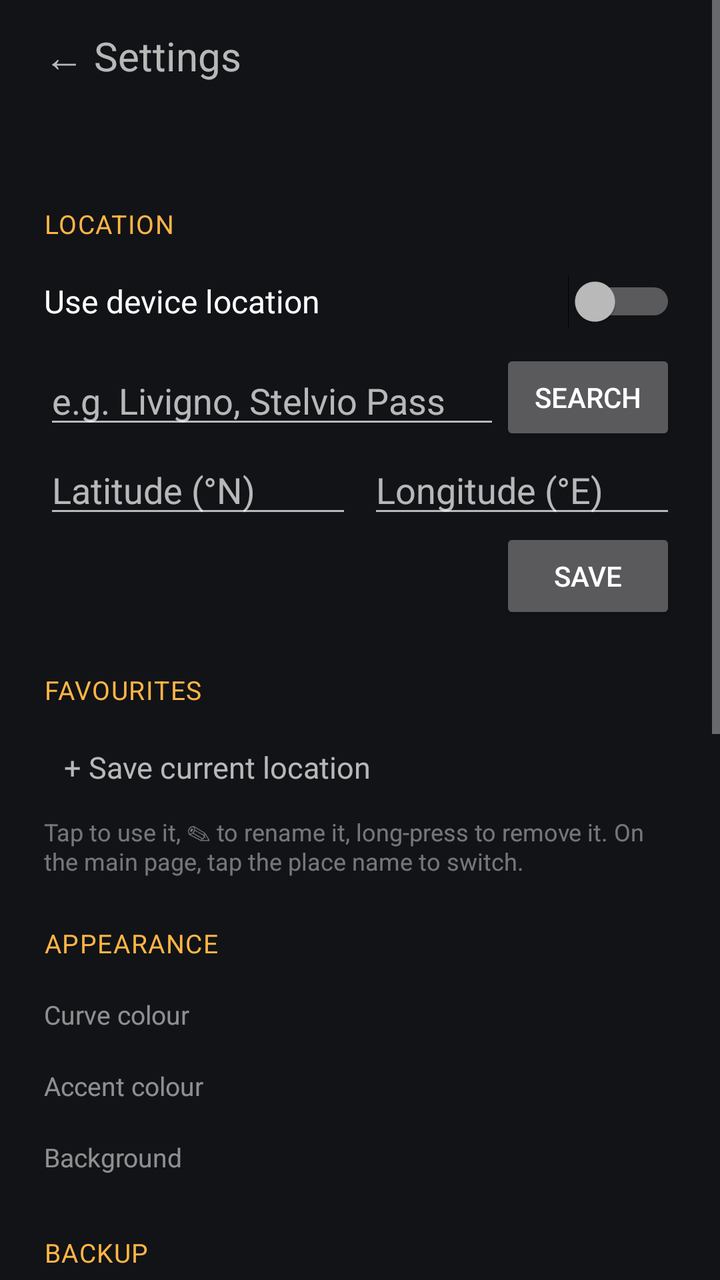
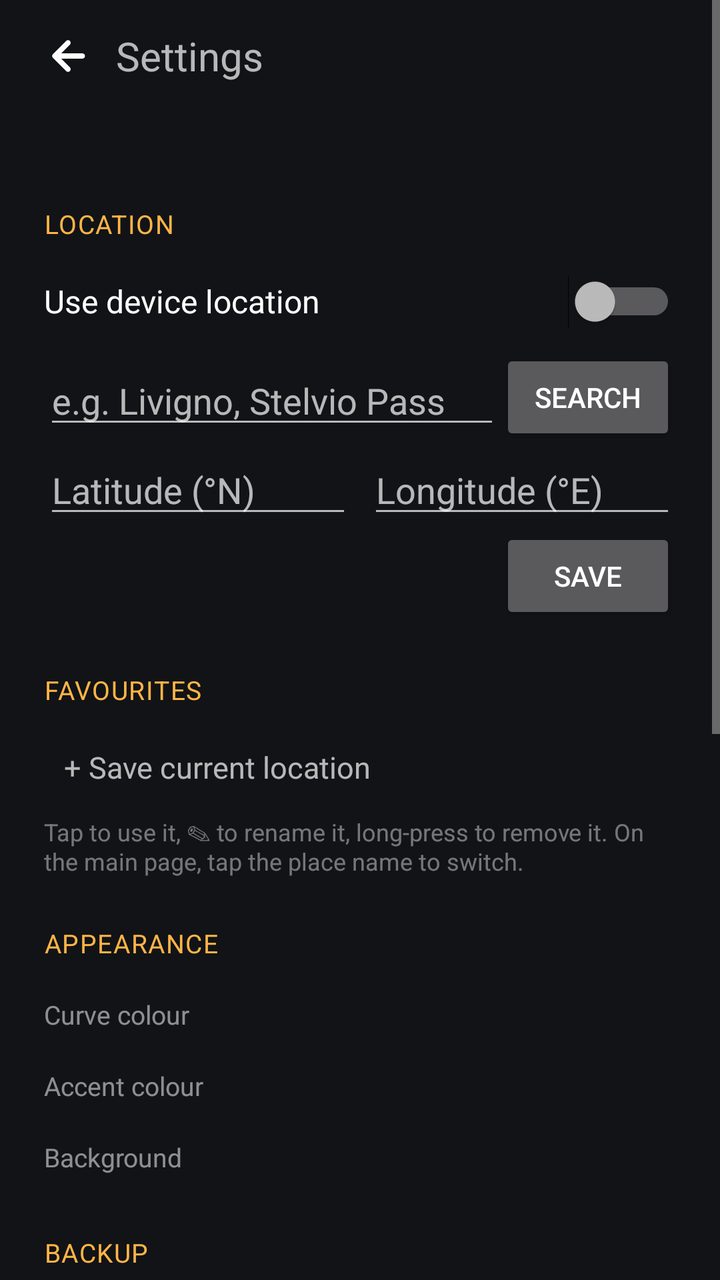

Screens rendered from an Android XML layout before and after an edit, with the pre-edit source and the edit as a unified diff.
<!-- AndroidManifest.xml: application theme Theme.SunW -->
<!-- res/layout/activity_settings.xml -->
<?xml version="1.0" encoding="utf-8"?>
<ScrollView xmlns:android="http://schemas.android.com/apk/res/android"
    android:layout_width="match_parent"
    android:layout_height="match_parent"
    android:fitsSystemWindows="true">

    <LinearLayout
        android:layout_width="match_parent"
        android:layout_height="wrap_content"
        android:orientation="vertical"
        android:paddingHorizontal="22dp"
        android:paddingBottom="28dp">

        <TextView
            android:id="@+id/back"
            android:layout_width="wrap_content"
            android:layout_height="56dp"
            android:background="?android:attr/selectableItemBackground"
            android:gravity="center_vertical"
            android:text="@string/settings_title"
            android:textSize="20sp" />

        <TextView
            android:id="@+id/summary"
            android:layout_width="wrap_content"
            android:layout_height="wrap_content"
            android:layout_marginBottom="4dp"
            android:alpha="0.8"
            android:lineSpacingExtra="3dp"
            android:textSize="14sp" />

        
        <TextView
            style="@style/SectionHeader"
            android:text="@string/section_position" />

        <Switch
            android:id="@+id/auto_location"
            android:layout_width="match_parent"
            android:layout_height="wrap_content"
            android:minHeight="48dp"
            android:text="@string/auto_location"
            android:textSize="16sp" />

        <LinearLayout
            android:layout_width="match_parent"
            android:layout_height="wrap_content"
            android:gravity="center_vertical"
            android:orientation="horizontal">

            <EditText
                android:id="@+id/search_query"
                android:layout_width="0dp"
                android:layout_height="wrap_content"
                android:layout_weight="1"
                android:hint="@string/search_hint"
                android:imeOptions="actionSearch"
                android:importantForAutofill="no"
                android:inputType="textCapWords"
                android:maxLines="1" />

            <Button
                android:id="@+id/search"
                android:layout_width="wrap_content"
                android:layout_height="wrap_content"
                android:text="@string/search" />
        </LinearLayout>

        <LinearLayout
            android:layout_width="match_parent"
            android:layout_height="wrap_content"
            android:orientation="horizontal">

            <EditText
                android:id="@+id/latitude"
                android:layout_width="0dp"
                android:layout_height="wrap_content"
                android:layout_marginEnd="8dp"
                android:layout_weight="1"
                android:hint="@string/latitude"
                android:importantForAutofill="no"
                android:inputType="numberSigned|numberDecimal" />

            <EditText
                android:id="@+id/longitude"
                android:layout_width="0dp"
                android:layout_height="wrap_content"
                android:layout_weight="1"
                android:hint="@string/longitude"
                android:importantForAutofill="no"
                android:inputType="numberSigned|numberDecimal" />
        </LinearLayout>

        <Button
            android:id="@+id/save"
            android:layout_width="wrap_content"
            android:layout_height="wrap_content"
            android:layout_gravity="end"
            android:text="@string/save" />

        
        <TextView
            style="@style/SectionHeader"
            android:text="@string/section_favorites" />

        <LinearLayout
            android:id="@+id/favorites"
            android:layout_width="match_parent"
            android:layout_height="wrap_content"
            android:orientation="vertical" />

        <TextView
            android:id="@+id/add_favorite"
            android:layout_width="wrap_content"
            android:layout_height="48dp"
            android:background="?android:attr/selectableItemBackground"
            android:gravity="center_vertical"
            android:paddingHorizontal="10dp"
            android:text="@string/add_favorite"
            android:textSize="15sp" />

        <TextView
            android:layout_width="wrap_content"
            android:layout_height="wrap_content"
            android:alpha="0.6"
            android:text="@string/favorites_hint"
            android:textSize="12sp" />

        
        <TextView
            style="@style/SectionHeader"
            android:text="@string/section_appearance" />

        <TextView
            style="@style/SubHeader"
            android:text="@string/curve_color" />

        <RadioGroup
            android:id="@+id/curve_styles"
            android:layout_width="match_parent"
            android:layout_height="wrap_content" />

        <TextView
            style="@style/SubHeader"
            android:text="@string/accent_color" />

        <HorizontalScrollView
            android:layout_width="match_parent"
            android:layout_height="wrap_content"
            android:scrollbars="none">

            <LinearLayout
                android:id="@+id/accents"
                android:layout_width="wrap_content"
                android:layout_height="wrap_content"
                android:orientation="horizontal" />
        </HorizontalScrollView>

        <TextView
            style="@style/SubHeader"
            android:text="@string/background" />

        <HorizontalScrollView
            android:layout_width="match_parent"
            android:layout_height="wrap_content"
            android:scrollbars="none">

            <LinearLayout
                android:id="@+id/themes"
                android:layout_width="wrap_content"
                android:layout_height="wrap_content"
                android:orientation="horizontal" />
        </HorizontalScrollView>

        
        <TextView
            style="@style/SectionHeader"
            android:text="@string/section_backup" />

        <LinearLayout
            android:layout_width="match_parent"
            android:layout_height="wrap_content"
            android:orientation="horizontal">

            <Button
                android:id="@+id/export_settings"
                android:layout_width="0dp"
                android:layout_height="wrap_content"
                android:layout_marginEnd="8dp"
                android:layout_weight="1"
                android:text="@string/export_settings" />

            <Button
                android:id="@+id/import_settings"
                android:layout_width="0dp"
                android:layout_height="wrap_content"
                android:layout_weight="1"
                android:text="@string/import_settings" />
        </LinearLayout>

        <TextView
            android:layout_width="wrap_content"
            android:layout_height="wrap_content"
            android:alpha="0.6"
            android:text="@string/backup_hint"
            android:textSize="12sp" />

        
        <TextView
            style="@style/SectionHeader"
            android:text="@string/section_about" />

        <TextView
            android:id="@+id/build_info"
            android:layout_width="wrap_content"
            android:layout_height="wrap_content"
            android:lineSpacingExtra="3dp"
            android:textIsSelectable="true"
            android:textSize="14sp" />

        <TextView
            style="@style/SubHeader"
            android:text="@string/data_sources" />

        <TextView
            android:layout_width="wrap_content"
            android:layout_height="wrap_content"
            android:alpha="0.8"
            android:lineSpacingExtra="4dp"
            android:text="@string/sources"
            android:textSize="13sp" />

        <TextView
            android:layout_width="wrap_content"
            android:layout_height="wrap_content"
            android:layout_marginTop="16dp"
            android:alpha="0.6"
            android:text="@string/about"
            android:textSize="12sp" />
    </LinearLayout>
</ScrollView>
<!-- resources referenced by this layout -->
<resources>
  <string name="about">Computed on the device with NOAA solar equations. Place search and weather (MeteoBlue) need a connection. Tap the widget to open this screen.</string>
  <string name="accent_color">Accent colour</string>
  <string name="add_favorite">+ Save current location</string>
  <string name="auto_location">Use device location</string>
  <string name="background">Background</string>
  <string name="backup_hint">Save place, favourites and appearance to a file (e.g. on Drive or in Downloads) and restore them after a reinstall or on another phone.</string>
  <string name="curve_color">Curve colour</string>
  <string name="data_sources">Data sources</string>
  <string name="export_settings">Export settings</string>
  <string name="favorites_hint">Tap to use it, ✎ to rename it, long-press to remove it. On the main page, tap the place name to switch.</string>
  <string name="import_settings">Import settings</string>
  <string name="latitude">Latitude (°N)</string>
  <string name="longitude">Longitude (°E)</string>
  <string name="save">Save</string>
  <string name="search">Search</string>
  <string name="search_hint">e.g. Livigno, Stelvio Pass</string>
  <string name="section_about">About</string>
  <string name="section_appearance">Appearance</string>
  <string name="section_backup">Backup</string>
  <string name="section_favorites">Favourites</string>
  <string name="section_position">Location</string>
  <string name="settings_title">←  Settings</string>
  <string name="sources">• Sun: NOAA Solar Calculator equations (J. Meeus, “Astronomical Algorithms”), computed on the phone.\n• Moon: Paul Schlyter\'s algorithm (“How to compute planetary positions”), computed on the phone and checked against PyEphem.\n• Weather: meteoblue AG (basic-1h / basic-day package). Weather data © meteoblue.\n• Place search: Android geocoding service (Google).\n• Weather icons: Lucide (lucide.dev), ISC licence © Lucide Icons and Contributors.</string>
  <style name="SectionHeader">
          <item name="android:layout_width">wrap_content</item>
          <item name="android:layout_height">wrap_content</item>
          <item name="android:layout_marginTop">24dp</item>
          <item name="android:layout_marginBottom">6dp</item>
          <item name="android:textAllCaps">true</item>
          <item name="android:letterSpacing">0.04</item>
          <item name="android:textColor">?android:attr/colorAccent</item>
          <item name="android:textSize">13sp</item>
      </style>
  <style name="SubHeader">
          <item name="android:layout_width">wrap_content</item>
          <item name="android:layout_height">wrap_content</item>
          <item name="android:layout_marginTop">12dp</item>
          <item name="android:layout_marginBottom">6dp</item>
          <item name="android:alpha">0.75</item>
          <item name="android:textSize">13sp</item>
      </style>
  <style name="Theme.SunW" parent="android:Theme.Material.NoActionBar">
          <item name="android:colorAccent">#FFB547</item>
          <item name="android:windowBackground">@color/page_background</item>
      </style>
  <color name="page_background">#121316</color>
</resources>

<!-- the commit's change to res/layout/activity_settings.xml (unified diff, before → after) -->
@@ -16,7 +16,11 @@
             android:layout_width="wrap_content"
             android:layout_height="56dp"
             android:background="?android:attr/selectableItemBackground"
+            android:drawableStart="@drawable/ic_arrow_back"
+            android:drawablePadding="12dp"
+            android:drawableTint="?android:attr/textColorPrimary"
             android:gravity="center_vertical"
+            android:paddingEnd="10dp"
             android:text="@string/settings_title"
             android:textSize="20sp" />
 
<!-- resource entries referenced after the edit -->
@@ -1,5 +1,18 @@
 <!-- resources referenced by this layout -->
 <resources>
+  <!-- drawable ic_arrow_back (drawable) -->
+  <?xml version="1.0" encoding="utf-8"?>
+  <vector xmlns:android="http://schemas.android.com/apk/res/android"
+      android:width="24dp"
+      android:height="24dp"
+      android:viewportWidth="960"
+      android:viewportHeight="960">
+      <group android:translateY="960">
+          <path
+              android:fillColor="#FFFFFFFF"
+              android:pathData="m344.09-427 173.95 173.96q15.96 15.95 15.74 37.61-.21 21.65-16.17 37.6-15.96 14.96-37.61 15.18-21.65.22-37.61-15.74l-264-264q-7.69-7.7-11.61-17.52-3.91-9.83-3.91-20.09t3.91-20.09q3.92-9.82 11.61-17.52l264.57-264.56q15.52-15.53 37.11-15.53 21.58 0 37.54 15.53 15.96 15.95 15.96 37.82t-15.96 37.83L344.09-533h422.13q22.08 0 37.54 15.46 15.46 15.45 15.46 37.54t-15.46 37.54Q788.3-427 766.22-427H344.09Z" />
+      </group>
+  </vector>
   <string name="about">Computed on the device with NOAA solar equations. Place search and weather (MeteoBlue) need a connection. Tap the widget to open this screen.</string>
   <string name="accent_color">Accent colour</string>
   <string name="add_favorite">+ Save current location</string>
@@ -21,8 +34,8 @@
   <string name="section_backup">Backup</string>
   <string name="section_favorites">Favourites</string>
   <string name="section_position">Location</string>
-  <string name="settings_title">←  Settings</string>
-  <string name="sources">• Sun: NOAA Solar Calculator equations (J. Meeus, “Astronomical Algorithms”), computed on the phone.\n• Moon: Paul Schlyter\'s algorithm (“How to compute planetary positions”), computed on the phone and checked against PyEphem.\n• Weather: meteoblue AG (basic-1h / basic-day package). Weather data © meteoblue.\n• Place search: Android geocoding service (Google).\n• Weather icons: Lucide (lucide.dev), ISC licence © Lucide Icons and Contributors.</string>
+  <string name="settings_title">Settings</string>
+  <string name="sources">• Sun: NOAA Solar Calculator equations (J. Meeus, “Astronomical Algorithms”), computed on the phone.\n• Moon: Paul Schlyter\'s algorithm (“How to compute planetary positions”), computed on the phone and checked against PyEphem.\n• Weather: meteoblue AG (basic-1h / basic-day package). Weather data © meteoblue.\n• Place search: Android geocoding service (Google).\n• Weather icons: Material Symbols by Google, Apache License 2.0.</string>
   <style name="SectionHeader">
           <item name="android:layout_width">wrap_content</item>
           <item name="android:layout_height">wrap_content</item>
